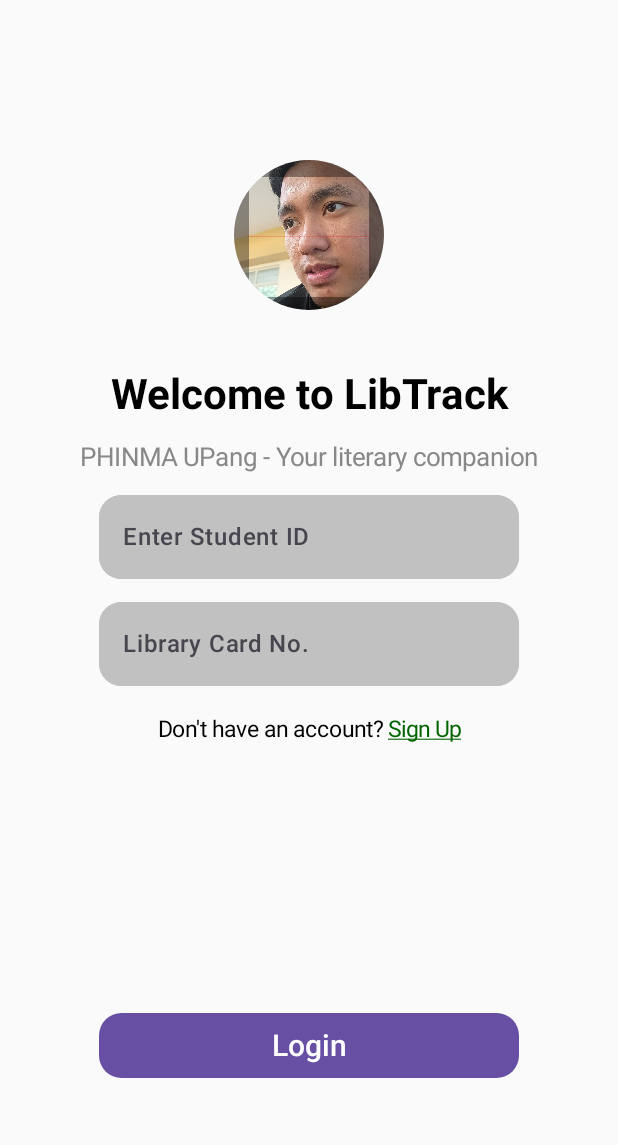
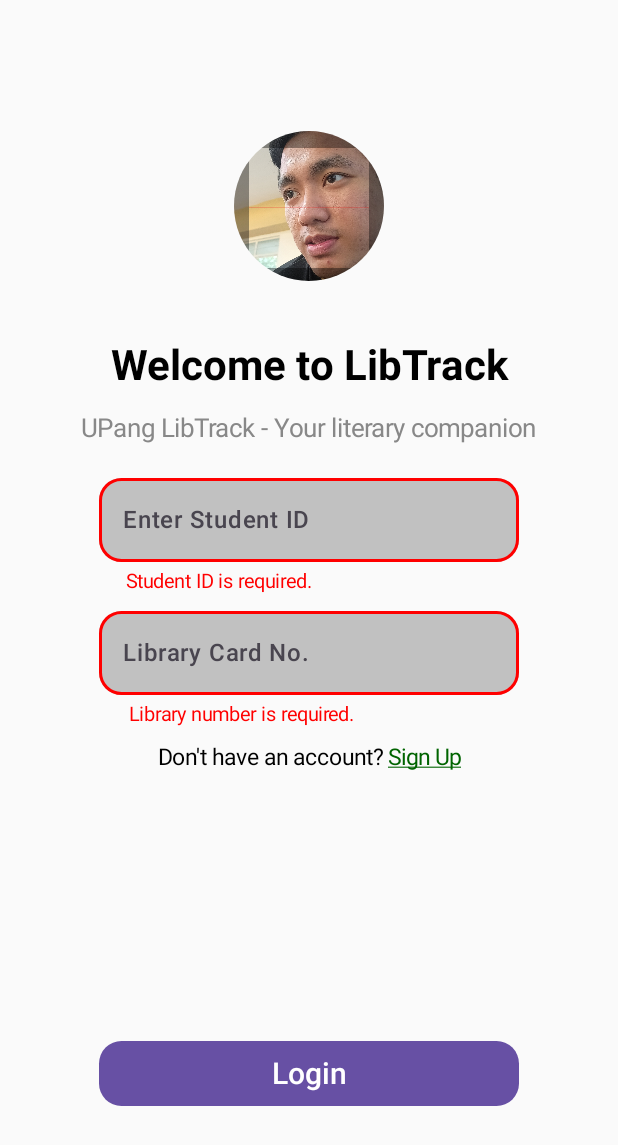
Before and after one commit to tolimatt/LibtrackApp, an Android app built with Jetpack Compose: the screen it shows after launch (MainActivity), after a tap on "Login", on a phone screen of 412 x 824 dp. Shown: the top 1145 px of the screen. Run offline under Robolectric (Android 15) with nearby library versions, the light colour scheme and no system bars.

Commit message:
Improved Code

```diff
--- a/app/src/main/java/com/example/libtrack/LogInPage.kt
+++ b/app/src/main/java/com/example/libtrack/LogInPage.kt
@@ -10,8 +10,8 @@
 import androidx.compose.foundation.layout.Spacer
 import androidx.compose.foundation.layout.fillMaxSize
 import androidx.compose.foundation.layout.height
+import androidx.compose.foundation.layout.offset
 import androidx.compose.foundation.layout.size
-import androidx.compose.foundation.layout.width
 import androidx.compose.foundation.shape.CircleShape
 import androidx.compose.foundation.shape.RoundedCornerShape
 import androidx.compose.foundation.text.KeyboardOptions
@@ -21,13 +21,14 @@
 import androidx.compose.material3.TextField
 import androidx.compose.material3.TextFieldDefaults
 import androidx.compose.runtime.Composable
+import androidx.compose.runtime.getValue
 import androidx.compose.runtime.mutableStateOf
 import androidx.compose.runtime.remember
+import androidx.compose.runtime.setValue
 import androidx.compose.ui.Alignment
 import androidx.compose.ui.Modifier
 import androidx.compose.ui.draw.clip
 import androidx.compose.ui.graphics.Color
-import androidx.compose.ui.graphics.RectangleShape
 import androidx.compose.ui.res.painterResource
 import androidx.compose.ui.text.TextStyle
 import androidx.compose.ui.text.font.FontFamily
@@ -43,12 +44,22 @@
 @OptIn(ExperimentalMaterial3Api::class)
 @Composable
 fun LogIn(navController: NavHostController) {
+
+    // For text fields / Text State
+    val studentIdTS = remember { mutableStateOf("") }
+    val libCardTS = remember { mutableStateOf("") }
+
+    // For error handling / Booleans
+    var isStudentId by remember { mutableStateOf(true) }
+    var isLibCard by remember { mutableStateOf(true) }
+
     Column (
         verticalArrangement = Arrangement.Center,
         horizontalAlignment = Alignment.CenterHorizontally,
         modifier = Modifier
             .fillMaxSize()
     ){
+        // Logo
         Image(
             painter = painterResource(id = R.drawable.load),
             contentDescription = "Logo Loading",
@@ -62,14 +73,14 @@
                 .height(40.dp)
         )
 
+        // Title
         Text(
             text = "Welcome to LibTrack",
             style = TextStyle(
                 color = Color.Black,
                 fontSize = 28.sp,
                 fontWeight = FontWeight(700),
-                fontFamily = FontFamily.Default,
-
+                fontFamily = FontFamily.Default
             )
         )
 
@@ -78,37 +89,36 @@
                 .height(15.dp)
         )
 
+        // Subtitle
         Text(
-            text = "PHINMA UPang - Your literary companion",
+            text = "UPang LibTrack - Your literary companion",
             style = TextStyle(
                 color = Color.Gray,
                 fontSize = 17.sp,
                 fontWeight = FontWeight(400),
                 fontFamily = FontFamily.Default,
-
             )
         )
 
         Spacer(
             modifier = Modifier
-                .height(15.dp)
+                .height(23.dp)
         )
 
-        // Email
-        val emailTS = remember { mutableStateOf("") }
+        // Student ID
         TextField(
             modifier = Modifier
                 .border(
                 width = 2.dp,
-                color = Color(0xFFC1C1C1),
+                color = if(!isStudentId) Color.Red else Color(0xFFC1C1C1),
                 shape = RoundedCornerShape(15.dp)
                 )
                 .background(
                     color = Color(0xFFC1C1C1),
                     shape = RoundedCornerShape(15.dp)
                 ),
-            value = emailTS.value,
-            onValueChange = { if (it.length <= 14) emailTS.value = it },
+            value = studentIdTS.value,
+            onValueChange = { if (it.length <= 14) studentIdTS.value = it },
             keyboardOptions = KeyboardOptions(
                 keyboardType = KeyboardType.Number
             ),
@@ -125,26 +135,40 @@
             singleLine = true
         )
 
+        if (!isStudentId){
+            Text(
+                text ="Student ID is required.",
+                modifier = Modifier
+                    .offset(
+                        (-60).dp, 5.dp),
+                style = TextStyle(
+                    color = Color.Red,
+                    fontSize = 13.sp,
+                    fontWeight = FontWeight(400),
+                    fontFamily = FontFamily.Default,
+                    ),
+            )
+        }
+
         Spacer(
             modifier = Modifier
-                .height(15.dp)
+                .height(if (!isStudentId) 17.dp else 22.dp)
         )
 
-        // Password
-        val passwordTS = remember { mutableStateOf("") }
+        // Library Card
         TextField(
             modifier = Modifier
                 .border(
                     width = 2.dp,
-                    color = Color(0xFFC1C1C1),
+                    color = if(!isLibCard) Color.Red else Color(0xFFC1C1C1),
                     shape = RoundedCornerShape(15.dp)
                 )
                 .background(
                     color = Color(0xFFC1C1C1),
                     shape = RoundedCornerShape(15.dp)
                 ),
-            value = passwordTS.value,
-            onValueChange = {passwordTS.value = it },
+            value = libCardTS.value,
+            onValueChange = {libCardTS.value = it },
             keyboardOptions = KeyboardOptions(
                 keyboardType = KeyboardType.Number
             ),
@@ -162,12 +186,28 @@
             singleLine = true
         )
 
+        if (!isLibCard){
+            Text(
+                text ="Library number is required.",
+                modifier = Modifier
+                    .offset(
+                        (-45).dp, 5.dp),
+                style = TextStyle(
+                    color = Color.Red,
+                    fontSize = 13.sp,
+                    fontWeight = FontWeight(400),
+                    fontFamily = FontFamily.Default,
+                ),
+            )
+        }
+
         Spacer(
             modifier = Modifier
-                .height(20.dp)
+                .height(if (!isLibCard) 17.dp else 22.dp)
         )
 
-        Row (){
+        Row{
+
             Text(
                 text = "Don't have an account? ",
                 style = TextStyle(
@@ -175,9 +215,9 @@
                     fontSize = 15.sp,
                     fontWeight = FontWeight(400),
                     fontFamily = FontFamily.Default,
-
                 )
             )
+
             Text(
                 modifier = Modifier
                     .clickable {
@@ -199,18 +239,21 @@
                 .height(180.dp)
         )
 
+        // Login Button
         Button(
             onClick = {
-                if (emailTS.value == "00-0000-000000" && passwordTS.value == "0"){
+                if (studentIdTS.value == "00-0000-000000" && libCardTS.value == "0"){
                     navController.navigate(Pages.Home_Page)
+                } else if (studentIdTS.value == "" || libCardTS.value == ""){
+                    isStudentId = false
+                    isLibCard = false
                 } else {
-                    navController.navigate(Pages.Log_In)
+                    navController.navigate(Pages.Splash_Screen)
                 }
             },
             modifier = Modifier
                 .size(width = 280.dp, height = 43.dp),
             shape = RoundedCornerShape(15.dp)
-
         ) {
             Text(
                 text = "Login",
--- a/app/src/main/java/com/example/libtrack/SplashScreenPage.kt
+++ b/app/src/main/java/com/example/libtrack/SplashScreenPage.kt
@@ -101,8 +101,6 @@
             )
         }
     }
-
-
 }
 
 // Iterate the progress value
```
